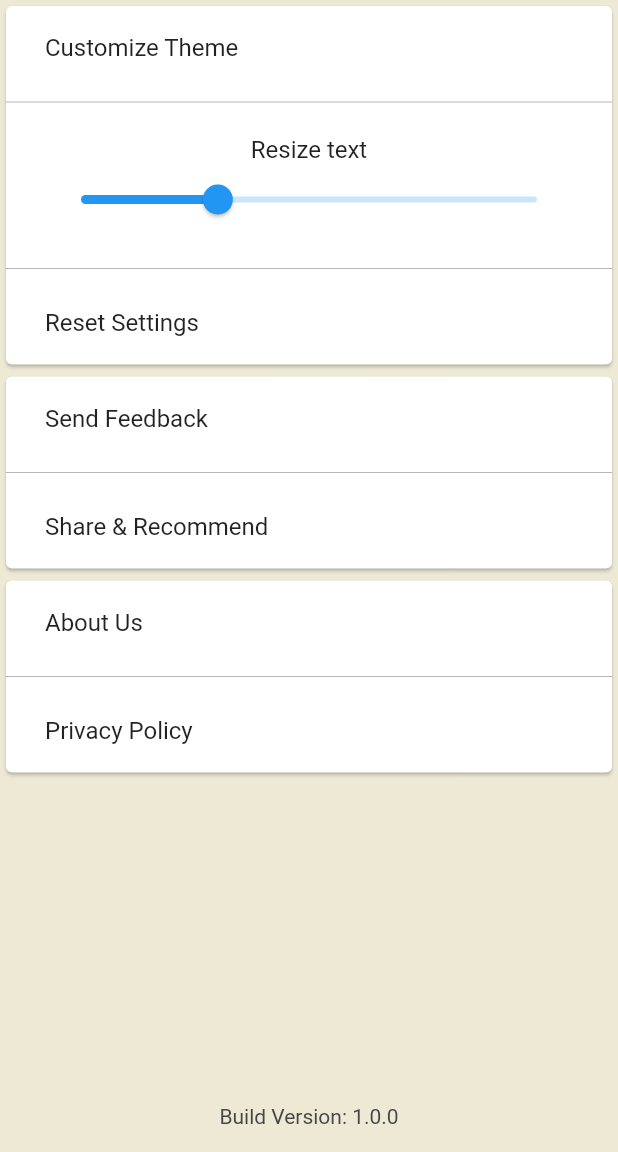
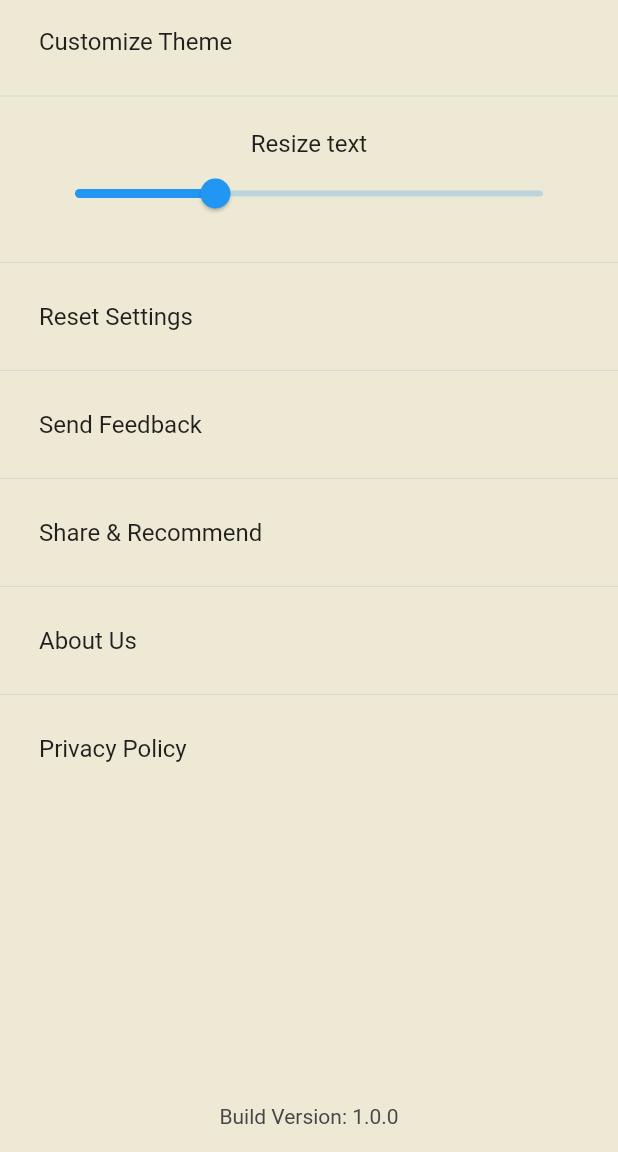
Before and after one commit to quezera97/malaysia_slang, a Flutter app: the Settings screen opened directly, on a phone screen of 412 x 824 dp, the part 84-1236 px from its top. Run offline on Flutter 3.47's test engine with Material 2 defaults, Android fonts, the phone set to English and light mode, and no system bars; our stand-ins replace audioplayers, connectivity_plus, hexcolor, share_plus, shared_preferences; missing offline and left inert: flutter_email_sender, translator; accounts and stored records are empty.

Commit message:
release to play store

```diff
--- a/lib/main.dart
+++ b/lib/main.dart
@@ -1,5 +1,5 @@
 import 'package:flutter/material.dart';
-import 'package:translator_app/ui/splashscreen.dart';
+import 'package:malaysia_slang/ui/splashscreen.dart';
 
 void main() => runApp(MyApp());
 
--- a/lib/ui/addWord.dart
+++ b/lib/ui/addWord.dart
@@ -1,8 +1,8 @@
 import 'package:flutter/material.dart';
 import 'package:hexcolor/hexcolor.dart';
 import 'package:shared_preferences/shared_preferences.dart';
-import 'package:translator_app/ui/widget/emailTemplate.dart';
-import 'package:translator_app/ui/widget/snackBar.dart';
+import 'package:malaysia_slang/ui/widget/emailTemplate.dart';
+import 'package:malaysia_slang/ui/widget/snackBar.dart';
 
 class AddWord extends StatefulWidget {
   final String slang;
--- a/lib/ui/report.dart
+++ b/lib/ui/report.dart
@@ -1,8 +1,8 @@
 import 'package:flutter/material.dart';
 import 'package:hexcolor/hexcolor.dart';
 import 'package:shared_preferences/shared_preferences.dart';
-import 'package:translator_app/ui/widget/emailTemplate.dart';
-import 'package:translator_app/ui/widget/snackBar.dart';
+import 'package:malaysia_slang/ui/widget/emailTemplate.dart';
+import 'package:malaysia_slang/ui/widget/snackBar.dart';
 
 class Report extends StatefulWidget {
   final String word;
--- a/lib/ui/settings/settings.dart
+++ b/lib/ui/settings/settings.dart
@@ -1,10 +1,10 @@
 import 'package:flutter/material.dart';
 import 'package:hexcolor/hexcolor.dart';
 import 'package:shared_preferences/shared_preferences.dart';
-import 'package:translator_app/ui/settings/colorPicker.dart';
-import 'package:translator_app/ui/settings/joinTextAboutUs.dart';
-import 'package:translator_app/ui/settings/joinTextPolicy.dart';
-import 'package:translator_app/ui/widget/alertPopUp.dart';
+import 'package:malaysia_slang/ui/settings/colorPicker.dart';
+import 'package:malaysia_slang/ui/settings/joinTextAboutUs.dart';
+import 'package:malaysia_slang/ui/settings/joinTextPolicy.dart';
+import 'package:malaysia_slang/ui/widget/alertPopUp.dart';
 import 'package:url_launcher/url_launcher.dart';
 import 'package:share_plus/share_plus.dart';
 import 'dart:io';
@@ -18,7 +18,7 @@ class Settings extends StatefulWidget {
 class _SettingsState extends State<Settings> {
   late SharedPreferences _prefs;
   double _fontSize = 16.0;
-  final String packageName = 'test';
+  final String packageName = 'com.malaysia_slang';
 
   void initState() {
     super.initState();
@@ -118,8 +118,9 @@ class _SettingsState extends State<Settings> {
             Container(
               child: ListView(
                 children: [
-                  Card(
-                      child: Column(children: <Widget>[
+                Column(
+                    children: <Widget>[
+                      //customize theme
                       Padding(
                         padding: const EdgeInsets.fromLTRB(10, 0, 0, 0),
                         child: ListTile(
@@ -129,16 +130,15 @@ class _SettingsState extends State<Settings> {
                             textAlign: TextAlign.left,
                           ),
                           onTap: () {
-                            Navigator.push(
-                                context,
-                                MaterialPageRoute(
-                                    builder: (context) => ColorPickerScreen()));
-                          }),
+                            Navigator.push(context, MaterialPageRoute( builder: (context) => ColorPickerScreen()));
+                          }
+                        ),
                       ),
                       Divider(
                         thickness: 0.5,
-                      color: Colors.grey,
+                        color: Color.fromARGB(255, 209, 209, 209),
                       ),
+                      //resize text
                       Padding(
                         padding: const EdgeInsets.all(10),
                         child: ListTile(
@@ -159,8 +159,9 @@ class _SettingsState extends State<Settings> {
                       ),
                       Divider(
                         thickness: 0.5,
-                      color: Colors.grey,
+                        color: Color.fromARGB(255, 209, 209, 209),
                       ),
+                      //reset settings
                       Padding(
                         padding: const EdgeInsets.fromLTRB(10, 0, 0, 0),
                         child: ListTile(
@@ -177,9 +178,11 @@ class _SettingsState extends State<Settings> {
                           },
                         ),
                       ),
-                  ])),
-                  Card(
-                    child: Column(children: <Widget>[
+                      Divider(
+                          thickness: 0.5,
+                          color: Color.fromARGB(255, 209, 209, 209),
+                        ),
+                      //send feedback
                       Padding(
                         padding: const EdgeInsets.fromLTRB(10, 0, 0, 0),
                         child: ListTile(
@@ -193,8 +196,9 @@ class _SettingsState extends State<Settings> {
                       ),
                       Divider(
                         thickness: 0.5,
-                        color: Colors.grey,
+                        color: Color.fromARGB(255, 209, 209, 209),
                       ),
+                      //share & recommend
                       Padding(
                         padding: const EdgeInsets.fromLTRB(10, 0, 0, 0),
                         child: ListTile(
@@ -206,10 +210,11 @@ class _SettingsState extends State<Settings> {
                           onTap: _shareApp,
                         ),
                       ),
-                    ]),
+                      Divider(
+                        thickness: 0.5,
+                        color: Color.fromARGB(255, 209, 209, 209),
                       ),
-                  Card(
-                      child: Column(children: <Widget>[
+                      //about us
                       Padding(
                         padding: const EdgeInsets.fromLTRB(10, 0, 0, 0),
                         child: ListTile(
@@ -233,8 +238,9 @@ class _SettingsState extends State<Settings> {
                       ),
                       Divider(
                         thickness: 0.5,
-                      color: Colors.grey,
+                        color: Color.fromARGB(255, 209, 209, 209),
                       ),
+                      //privacy policy
                       Padding(
                         padding: const EdgeInsets.fromLTRB(10, 0, 0, 0),
                         child: ListTile(
@@ -256,7 +262,8 @@ class _SettingsState extends State<Settings> {
                           },
                         ),
                       ),
-                  ])),
+                    ]
+                  ),
                 ],
               ),
             ),
--- a/lib/ui/slangExpansionTile.dart
+++ b/lib/ui/slangExpansionTile.dart
@@ -4,9 +4,9 @@ import 'package:audioplayers/audioplayers.dart';
 import 'package:flutter/material.dart';
 import 'package:flutter/services.dart';
 import 'package:shared_preferences/shared_preferences.dart';
-import 'package:translator_app/ui/report.dart';
-import 'package:translator_app/ui/widget/leadingIconText.dart';
-import 'package:translator_app/ui/widget/snackBar.dart';
+import 'package:malaysia_slang/ui/report.dart';
+import 'package:malaysia_slang/ui/widget/leadingIconText.dart';
+import 'package:malaysia_slang/ui/widget/snackBar.dart';
 import 'package:share_plus/share_plus.dart';
 
 class SlangExpansionTileWidget extends StatefulWidget {
--- a/lib/ui/slangList.dart
+++ b/lib/ui/slangList.dart
@@ -3,8 +3,8 @@
 import 'package:flutter/material.dart';
 import 'package:shared_preferences/shared_preferences.dart';
 import 'package:hexcolor/hexcolor.dart';
-import 'package:translator_app/ui/addWord.dart';
-import 'package:translator_app/ui/slangExpansionTile.dart';
+import 'package:malaysia_slang/ui/addWord.dart';
+import 'package:malaysia_slang/ui/slangExpansionTile.dart';
 
 class SlangList extends StatefulWidget {
   final String selectedSlang;
--- a/lib/ui/splashscreen.dart
+++ b/lib/ui/splashscreen.dart
@@ -3,7 +3,7 @@ import 'dart:async';
 import 'package:flutter/material.dart';
 import 'package:hexcolor/hexcolor.dart';
 import 'package:shared_preferences/shared_preferences.dart';
-import 'package:translator_app/ui/dashboard.dart';
+import 'package:malaysia_slang/ui/dashboard.dart';
 
 class SplashScreen extends StatefulWidget {
   State<StatefulWidget> createState() => StartState();
--- a/lib/ui/translation.dart
+++ b/lib/ui/translation.dart
@@ -6,7 +6,7 @@ import 'package:shared_preferences/shared_preferences.dart';
 import 'package:translator/translator.dart';
 import 'package:hexcolor/hexcolor.dart';
 import 'package:connectivity_plus/connectivity_plus.dart';
-import 'package:translator_app/ui/widget/snackBar.dart';
+import 'package:malaysia_slang/ui/widget/snackBar.dart';
 
 class TranslationPage extends StatefulWidget {
   _TranslationPageState createState() => _TranslationPageState();
```
Also changed, not shown: lib/ui/dashboard.dart (+4 -4 lines), lib/ui/searchAll.dart (+14 -14 lines), lib/ui/slangSelectCard.dart (+16 -16 lines), pubspec.yaml (+4 -6 lines), 9 other files. Lines whose indentation alone changed are shown as unchanged.
